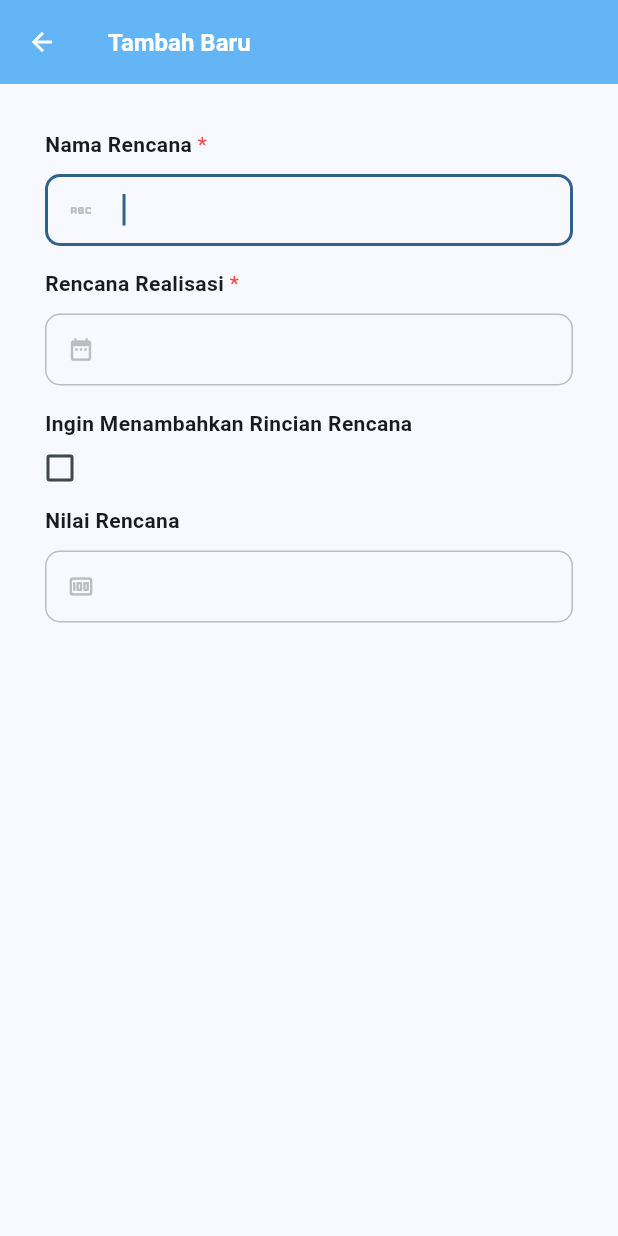
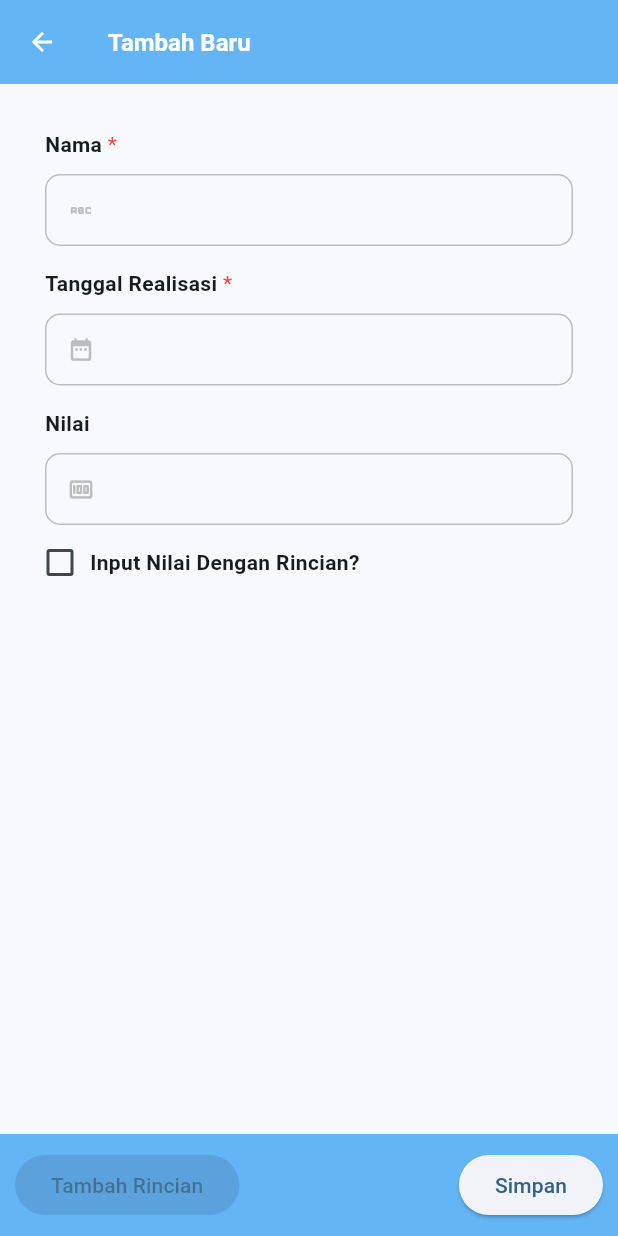
Before and after one commit to mnoktavian18/planner, a Flutter app: the screen it shows after launch, after a tap on "+ Tambah Baru", on a phone screen of 412 x 824 dp. Run offline on Flutter 3.47's test engine with Material 2 defaults, Android fonts, the phone set to English and light mode, and no system bars; our stand-ins replace percent_indicator.

Commit message:
user interface

```diff
--- a/lib/components/plan_tile.dart
+++ b/lib/components/plan_tile.dart
@@ -45,7 +45,6 @@ class PlanTile extends StatelessWidget {
                     dueDate,
                     style: TextStyle(
                       fontSize: 12,
-                      fontWeight: FontWeight.w100,
                       color: Colors.grey[600],
                     ),
                   ),
--- a/lib/pages/create.dart
+++ b/lib/pages/create.dart
@@ -1,3 +1,4 @@
+import 'package:budget_plan/types/item_type.dart';
 import 'package:flutter/material.dart';
 import 'package:flutter/services.dart';
 import 'package:intl/intl.dart';
@@ -10,9 +11,31 @@ class Create extends StatefulWidget {
 }
 
 class _CreateState extends State<Create> {
+  final formKey = GlobalKey<FormState>();
   TextEditingController dateInput = TextEditingController();
   TextEditingController valueInput = TextEditingController();
   bool? checkInput = false;
+  List<ItemType> item = [];
+
+  void checkInputChange(bool? value) {
+    setState(() {
+      if (value == null) {
+        setState(() {
+          item.clear();
+        });
+        return;
+      }
+
+      if (item.isEmpty) {
+        setState(() {
+          item.add(ItemType(itemName: '', itemValue: 0));
+        });
+      }
+
+      valueInput.text = value ? '0' : '';
+      checkInput = value;
+    });
+  }
 
   @override
   void initState() {
@@ -46,10 +69,11 @@ class _CreateState extends State<Create> {
           color: Colors.white,
         ),
       ),
-      body: Container(
+      body: Form(
+        key: formKey,
+        child: Container(
           padding: const EdgeInsets.all(30),
-        child: Column(
-          crossAxisAlignment: CrossAxisAlignment.start,
+          child: ListView(
             children: [
               Column(
                 crossAxisAlignment: CrossAxisAlignment.start,
@@ -62,7 +86,7 @@ class _CreateState extends State<Create> {
                       TextSpan(
                         children: [
                           TextSpan(
-                          text: 'Nama Rencana',
+                            text: 'Nama',
                             style: TextStyle(fontWeight: FontWeight.w600),
                           ),
                           TextSpan(
@@ -75,7 +99,6 @@ class _CreateState extends State<Create> {
                   ),
                   TextFormField(
                     autocorrect: false,
-                  autofocus: true,
                     style: const TextStyle(
                       fontSize: 14,
                     ),
@@ -108,7 +131,7 @@ class _CreateState extends State<Create> {
                       TextSpan(
                         children: [
                           TextSpan(
-                          text: 'Rencana Realisasi',
+                            text: 'Tanggal Realisasi',
                             style: TextStyle(fontWeight: FontWeight.w600),
                           ),
                           TextSpan(
@@ -122,7 +145,6 @@ class _CreateState extends State<Create> {
                   TextFormField(
                     controller: dateInput,
                     autocorrect: false,
-                  autofocus: true,
                     style: const TextStyle(
                       fontSize: 14,
                     ),
@@ -172,39 +194,6 @@ class _CreateState extends State<Create> {
                 crossAxisAlignment: CrossAxisAlignment.start,
                 children: [
                   const Padding(
-                  padding: EdgeInsets.only(bottom: 10),
-                  child: Text.rich(
-                    TextSpan(
-                      children: [
-                        TextSpan(
-                          text: 'Ingin Menambahkan Rincian Rencana',
-                          style: TextStyle(fontWeight: FontWeight.w600),
-                        ),
-                      ],
-                    ),
-                  ),
-                ),
-                SizedBox(
-                  height: 20,
-                  width: 20,
-                  child: Checkbox(
-                    value: checkInput,
-                    onChanged: (value) {
-                      setState(() {
-                        checkInput = value;
-                      });
-                    },
-                  ),
-                ),
-              ],
-            ),
-            const SizedBox(
-              height: 15,
-            ),
-            Column(
-              crossAxisAlignment: CrossAxisAlignment.start,
-              children: [
-                const Padding(
                     padding: EdgeInsets.only(
                       bottom: 10,
                     ),
@@ -212,7 +201,7 @@ class _CreateState extends State<Create> {
                       TextSpan(
                         children: [
                           TextSpan(
-                          text: 'Nilai Rencana',
+                            text: 'Nilai',
                             style: TextStyle(fontWeight: FontWeight.w600),
                           ),
                         ],
@@ -221,9 +210,9 @@ class _CreateState extends State<Create> {
                   ),
                   TextFormField(
                     controller: valueInput,
+                    enabled: checkInput != true,
                     inputFormatters: [FilteringTextInputFormatter.digitsOnly],
                     autocorrect: false,
-                  autofocus: true,
                     style: const TextStyle(
                       fontSize: 14,
                     ),
@@ -245,7 +234,98 @@ class _CreateState extends State<Create> {
                   ),
                 ],
               ),
+              const SizedBox(
+                height: 15,
+              ),
+              Row(
+                crossAxisAlignment: CrossAxisAlignment.center,
+                children: [
+                  SizedBox(
+                    height: 20,
+                    width: 20,
+                    child: Checkbox(
+                      value: checkInput,
+                      onChanged: checkInputChange,
+                    ),
+                  ),
+                  const SizedBox(
+                    width: 10,
+                  ),
+                  const Text.rich(
+                    TextSpan(
+                      children: [
+                        TextSpan(
+                          text: 'Input Nilai Dengan Rincian?',
+                          style: TextStyle(fontWeight: FontWeight.w600),
+                        ),
                       ],
+                    ),
+                  ),
+                ],
+              ),
+              checkInput == true
+                  ? Column(
+                      children: [
+                        Column(
+                          children: [
+                            const Padding(
+                              padding: EdgeInsets.symmetric(vertical: 20),
+                              child: Divider(),
+                            ),
+                            Column(
+                              children: item
+                                  .map(
+                                    (e) => Row(
+                                      children: [
+                                        Text(e.itemName),
+                                        Text(e.itemValue.toString())
+                                      ],
+                                    ),
+                                  )
+                                  .toList(),
+                            )
+                          ],
+                        ),
+                      ],
+                    )
+                  : const SizedBox(),
+            ],
+          ),
+        ),
+      ),
+      bottomNavigationBar: Padding(
+        padding: const EdgeInsets.all(0),
+        child: Container(
+          padding: const EdgeInsets.all(10),
+          color: Colors.blue[300],
+          child: Row(
+            mainAxisAlignment: MainAxisAlignment.spaceBetween,
+            children: [
+              ElevatedButton(
+                onPressed: checkInput == true
+                    ? () {
+                        setState(() {
+                          item.add(ItemType(
+                            itemName: '',
+                            itemValue: 0,
+                          ));
+                        });
+                      }
+                    : null,
+                child: const Text('Tambah Rincian'),
+              ),
+              ElevatedButton(
+                onPressed: () {
+                  if (formKey.currentState!.validate()) {
+                    ScaffoldMessenger.of(context).showSnackBar(
+                      const SnackBar(content: Text('Processing Data')),
+                    );
+                  }
+                },
+                child: const Text('Simpan'),
+              ),
+            ],
+          ),
         ),
       ),
     );
--- a/lib/pages/home.dart
+++ b/lib/pages/home.dart
@@ -2,6 +2,7 @@ import 'package:budget_plan/components/plan_tile.dart';
 import 'package:budget_plan/pages/create.dart';
 import 'package:budget_plan/utils/currency.dart';
 import 'package:flutter/material.dart';
+import 'package:flutter/services.dart';
 
 class Home extends StatefulWidget {
   const Home({super.key});
@@ -61,7 +62,9 @@ class _HomeState extends State<Home> {
 
   @override
   Widget build(BuildContext context) {
-    return Scaffold(
+    return AnnotatedRegion(
+      value: SystemUiOverlayStyle(statusBarColor: Colors.blue[300]),
+      child: Scaffold(
         body: ListView(
           children: [
             Container(
@@ -103,7 +106,6 @@ class _HomeState extends State<Home> {
                             'Total Nilai',
                             style: TextStyle(
                               color: Colors.white,
-                            fontWeight: FontWeight.w100,
                               fontSize: 12,
                             ),
                           ),
@@ -124,7 +126,6 @@ class _HomeState extends State<Home> {
                             'Realisasi',
                             style: TextStyle(
                               color: Colors.white,
-                            fontWeight: FontWeight.w100,
                               fontSize: 12,
                             ),
                           ),
@@ -211,6 +212,7 @@ class _HomeState extends State<Home> {
             ),
           ],
         ),
+      ),
     );
   }
 }
--- /dev/null
+++ b/lib/types/item_type.dart
@@ -0,0 +1,9 @@
+class ItemType {
+  String itemName;
+  double itemValue;
+
+  ItemType({
+    required this.itemName,
+    required this.itemValue,
+  });
+}
```
Lines whose indentation alone changed are shown as unchanged.
